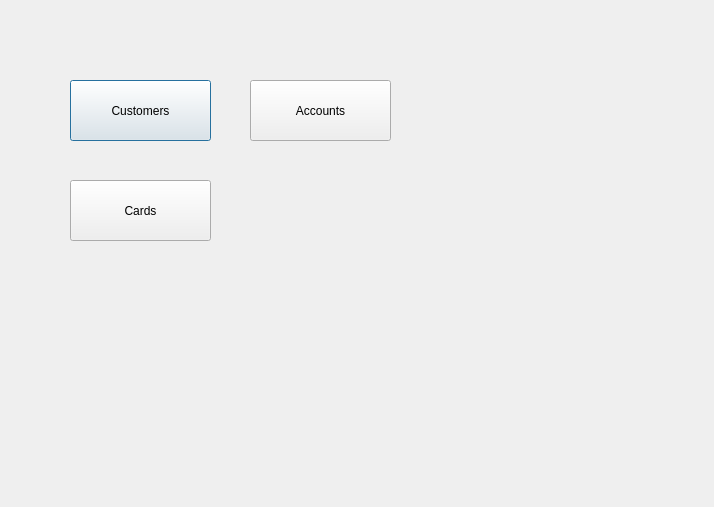
Old version of the form admin-app/gui/adminmenu.ui in the repository 25kmo-project/group_11.
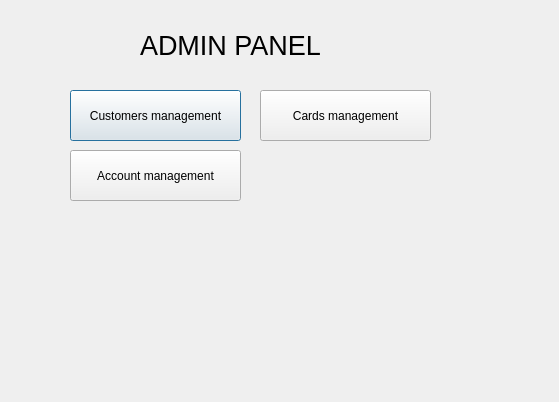
New version of the form.

```diff
--- a/admin-app/gui/adminmenu.ui
+++ b/admin-app/gui/adminmenu.ui
@@ -6,8 +6,8 @@
    <rect>
     <x>0</x>
     <y>0</y>
-    <width>714</width>
-    <height>507</height>
+    <width>559</width>
+    <height>402</height>
    </rect>
   </property>
   <property name="windowTitle">
@@ -17,39 +17,57 @@
    <property name="geometry">
     <rect>
      <x>70</x>
-     <y>80</y>
-     <width>141</width>
-     <height>61</height>
+     <y>90</y>
+     <width>171</width>
+     <height>51</height>
     </rect>
    </property>
    <property name="text">
-    <string>Customers</string>
+    <string>Customers management</string>
    </property>
   </widget>
   <widget class="QPushButton" name="btnAccounts">
    <property name="geometry">
     <rect>
-     <x>250</x>
-     <y>80</y>
-     <width>141</width>
-     <height>61</height>
+     <x>70</x>
+     <y>150</y>
+     <width>171</width>
+     <height>51</height>
     </rect>
    </property>
    <property name="text">
-    <string>Accounts</string>
+    <string>Account management</string>
    </property>
   </widget>
   <widget class="QPushButton" name="btnCards">
    <property name="geometry">
     <rect>
-     <x>70</x>
-     <y>180</y>
-     <width>141</width>
-     <height>61</height>
+     <x>260</x>
+     <y>90</y>
+     <width>171</width>
+     <height>51</height>
     </rect>
    </property>
    <property name="text">
-    <string>Cards</string>
+    <string>Cards management</string>
+   </property>
+  </widget>
+  <widget class="QLabel" name="title">
+   <property name="geometry">
+    <rect>
+     <x>140</x>
+     <y>20</y>
+     <width>311</width>
+     <height>51</height>
+    </rect>
+   </property>
+   <property name="font">
+    <font>
+     <pointsize>20</pointsize>
+    </font>
+   </property>
+   <property name="text">
+    <string>ADMIN PANEL</string>
    </property>
   </widget>
  </widget>
```
